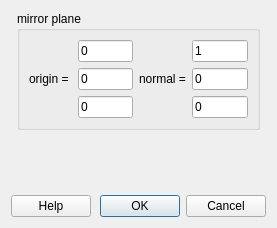
enGits/engrid, file src/guimirrormesh.ui: the form before one commit.
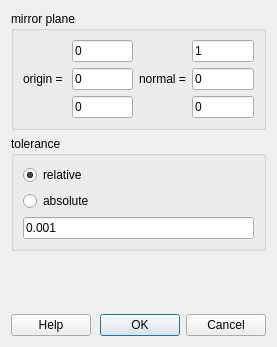
The form after the commit. Icons and pictures are not drawn.

Commit message: improved tolerance for dup. nodes

Patch:
```diff
--- a/src/guimirrormesh.ui
+++ b/src/guimirrormesh.ui
@@ -7,7 +7,7 @@
     <x>0</x>
     <y>0</y>
     <width>277</width>
-    <height>228</height>
+    <height>347</height>
    </rect>
   </property>
   <property name="windowTitle">
@@ -17,8 +17,8 @@
    <iconset resource="engrid.qrc">
     <normaloff>:/icons/resources/icons/G.png</normaloff>:/icons/resources/icons/G.png</iconset>
   </property>
-  <layout class="QGridLayout" name="gridLayout_3">
-   <item row="0" column="1">
+  <layout class="QVBoxLayout" name="verticalLayout_2">
+   <item>
     <layout class="QVBoxLayout" name="verticalLayout">
      <item>
       <widget class="QGroupBox" name="groupBoxCylinder">
@@ -90,31 +90,40 @@
      </item>
     </layout>
    </item>
-   <item row="0" column="2">
-    <layout class="QVBoxLayout"/>
-   </item>
-   <item row="2" column="0" colspan="3">
-    <layout class="QHBoxLayout">
      <item>
-      <widget class="QPushButton" name="pushButtonHelp">
+    <widget class="QGroupBox" name="groupBox">
+     <property name="title">
+      <string>tolerance</string>
+     </property>
+     <layout class="QVBoxLayout" name="verticalLayout_3">
+      <item>
+       <widget class="QRadioButton" name="radioButtonRelative">
        <property name="text">
-        <string>Help</string>
-       </property>
+         <string>relative</string>
+        </property>
+        <property name="checked">
+         <bool>true</bool>
+        </property>
       </widget>
      </item>
      <item>
-      <widget class="QDialogButtonBox" name="buttonBox">
-       <property name="orientation">
-        <enum>Qt::Horizontal</enum>
-       </property>
-       <property name="standardButtons">
-        <set>QDialogButtonBox::Cancel|QDialogButtonBox::Ok</set>
+       <widget class="QRadioButton" name="radioButtonAbsolute">
+        <property name="text">
+         <string>absolute</string>
+        </property>
+       </widget>
+      </item>
+      <item>
+       <widget class="QLineEdit" name="lineEditTolerance">
+        <property name="text">
+         <string>0.001</string>
        </property>
       </widget>
      </item>
     </layout>
+    </widget>
    </item>
-   <item row="1" column="0" colspan="3">
+   <item>
     <spacer name="verticalSpacer">
      <property name="orientation">
       <enum>Qt::Vertical</enum>
@@ -127,6 +136,27 @@
      </property>
     </spacer>
    </item>
+   <item>
+    <layout class="QHBoxLayout">
+     <item>
+      <widget class="QPushButton" name="pushButtonHelp">
+       <property name="text">
+        <string>Help</string>
+       </property>
+      </widget>
+     </item>
+     <item>
+      <widget class="QDialogButtonBox" name="buttonBox">
+       <property name="orientation">
+        <enum>Qt::Horizontal</enum>
+       </property>
+       <property name="standardButtons">
+        <set>QDialogButtonBox::Cancel|QDialogButtonBox::Ok</set>
+       </property>
+      </widget>
+     </item>
+    </layout>
+   </item>
   </layout>
  </widget>
  <tabstops>
```
Lines whose indentation alone changed are shown as unchanged. The commit also changes 3 other files.
